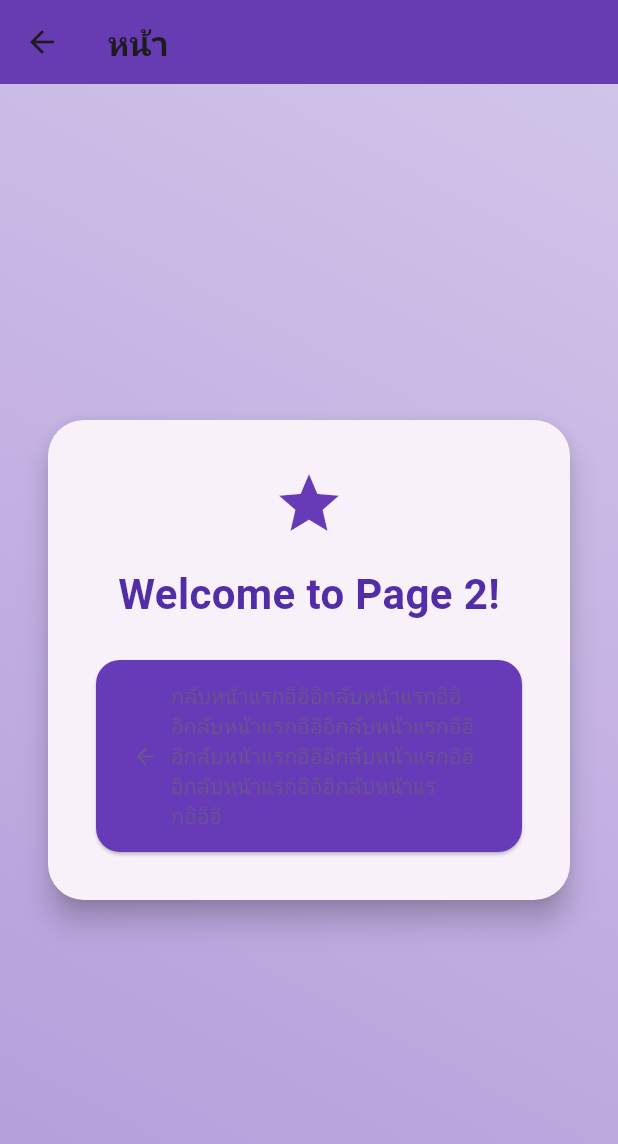
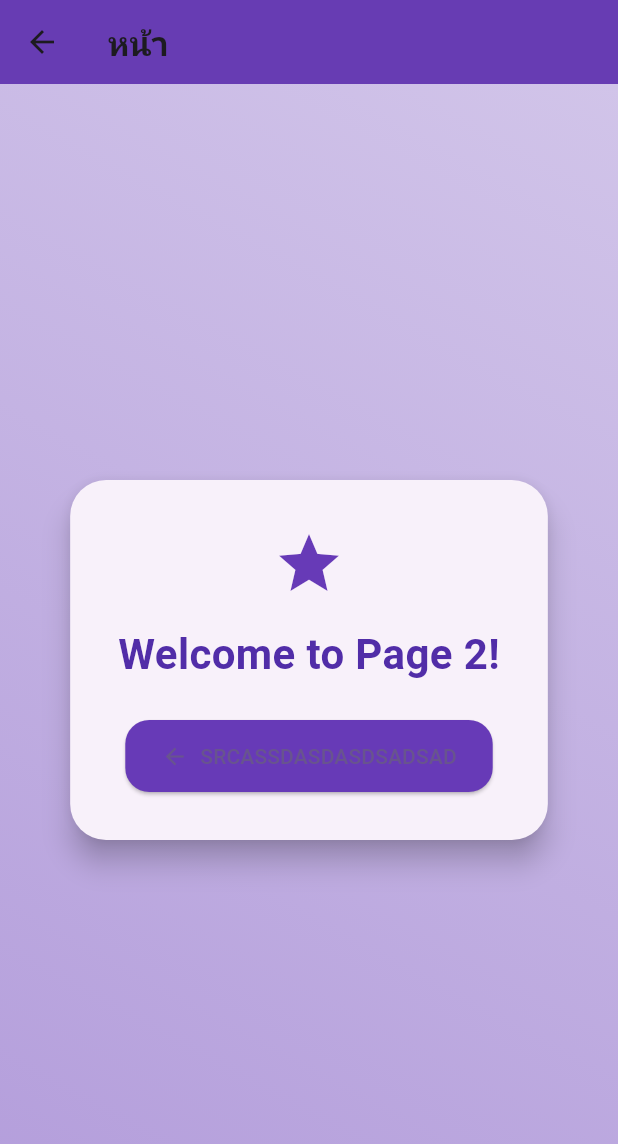
Before and after one commit to PATEANG/flutter66, a Flutter app: the Page2 screen opened by its route, on a phone screen of 412 x 824 dp. Shown: the top 1144 px of the screen. Run offline on Flutter 3.47's test engine with Material 3 defaults, Android fonts, the light colour scheme and no system bars.

Commit message:
Update page2.dart
sadsadas

```diff
--- a/flutterweb66/lib/page2.dart
+++ b/flutterweb66/lib/page2.dart
@@ -46,7 +46,7 @@ class Page2 extends StatelessWidget {
                       Navigator.pop(context);
                     },
                     icon: const Icon(Icons.arrow_back),
-                    label: const Text('กลับหน้าแรกอิอิอิกลับหน้าแรกอิอิอิกลับหน้าแรกอิอิอิกลับหน้าแรกอิอิอิกลับหน้าแรกอิอิอิกลับหน้าแรกอิอิอิกลับหน้าแรกอิอิอิกลับหน้าแรกอิอิอิ'),
+                    label: const Text('SRCASSDASDASDSADSAD'),
                     style: ElevatedButton.styleFrom(
                       backgroundColor: Colors.deepPurple,
                       shape: RoundedRectangleBorder(borderRadius: BorderRadius.circular(16)),
```
